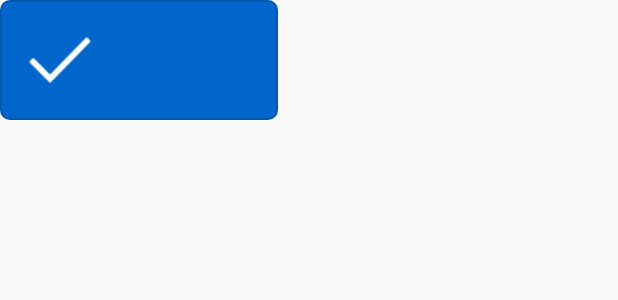
After one commit to liuxiaokun/longd, an Android app: the layout toast.xml on its own in the app's theme, with its tools: preview values and no code run, on a phone screen of 412 x 824 dp. The commit adds this screen. Shown: the top 300 px of the screen. Run offline under Robolectric (Android 15) with nearby library versions, the phone set to English and light mode, and no system bars.

Commit message:
add customized toast

```diff
--- a/app/src/main/java/com/fred/longd/activities/MainActivity.java
+++ b/app/src/main/java/com/fred/longd/activities/MainActivity.java
@@ -8,6 +8,7 @@ import android.widget.Button;
 
 import com.fred.longd.R;
 import com.fred.longd.task.DownloadTask;
+import com.fred.longd.view.SimpleToast;
 
 
 public class MainActivity extends Activity implements View.OnClickListener {
@@ -51,6 +52,7 @@ public class MainActivity extends Activity implements View.OnClickListener {
     @Override
     public void onBackPressed() {
         // disable the back button.
+        SimpleToast.ok(this,"退出");
         // super.onBackPressed();
     }
 }
--- /dev/null
+++ b/app/src/main/res/drawable/shape.xml
@@ -0,0 +1,9 @@
+<?xml version="1.0" encoding="UTF-8"?>
+<shape xmlns:android="http://schemas.android.com/apk/res/android"
+       android:shape="rectangle">
+    <corners android:radius="6dp"/>
+    <stroke
+        android:width="1dip"
+        android:color="#0057AE"/>
+    <solid android:color="#0066CC"/>
+</shape>
--- /dev/null
+++ b/app/src/main/res/layout/toast.xml
@@ -0,0 +1,36 @@
+<?xml version="1.0" encoding="utf-8"?>
+<LinearLayout
+    android:id="@+id/layout"
+    xmlns:android="http://schemas.android.com/apk/res/android"
+    android:layout_width="wrap_content"
+    android:layout_height="wrap_content"
+    android:background="@drawable/shape">
+
+    <ImageView
+        android:id="@+id/img"
+        android:layout_width="wrap_content"
+        android:layout_height="wrap_content"
+        android:layout_marginBottom="4dp"
+        android:layout_marginLeft="4dp"
+        android:layout_marginTop="4dp"
+        android:background="@drawable/ok"
+        android:contentDescription="@null"
+        android:src="@drawable/ok"/>
+
+    <Button
+        android:id="@+id/button"
+        android:layout_width="wrap_content"
+        android:layout_height="wrap_content"
+        android:layout_gravity="center_vertical"
+        android:layout_marginLeft="8dp"
+        android:layout_marginRight="13dp"
+        android:layout_toRightOf="@+id/img"
+        android:background="@android:color/transparent"
+        android:paddingBottom="10dp"
+        android:paddingLeft="10sp"
+        android:paddingRight="10sp"
+        android:paddingTop="10dp"
+        android:textColor="#FFFFFF"
+        android:textSize="30sp"/>
+
+</LinearLayout>
```
Also changed, not shown: app/src/main/java/com/fred/longd/view/SimpleToast.java (added, +162 -0 lines), app/src/main/res/values/colors.xml (+26 -1 lines), app/src/main/res/drawable/cancel.png (added), app/src/main/res/drawable/info.png (added), app/src/main/res/drawable/ok.png (added).
